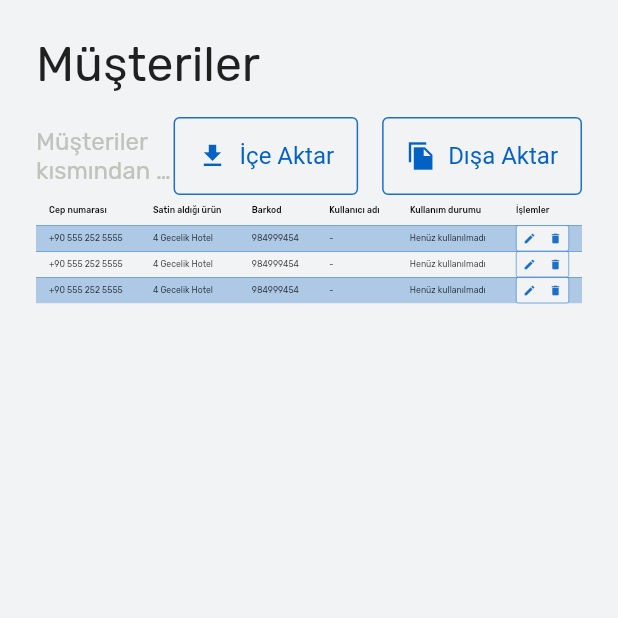
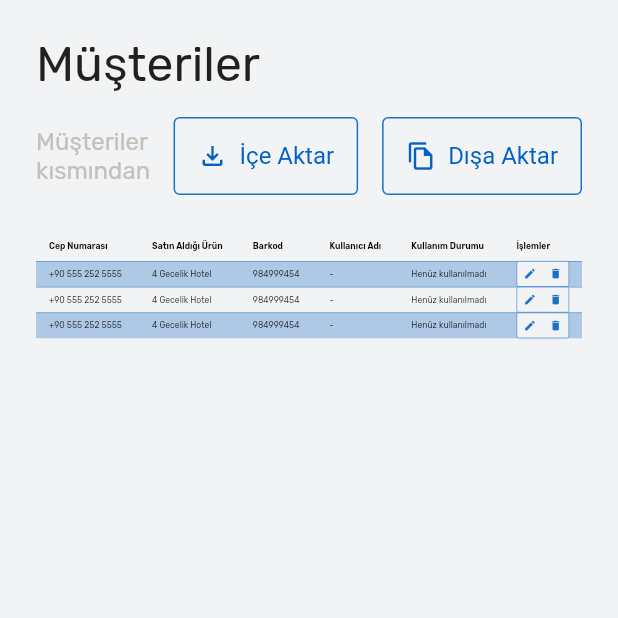
Before and after one commit to korayv/go_project, a Flutter app: the CustomersScreen screen opened directly, on a phone screen of 412 x 824 dp, the top half of it. Run offline on Flutter 3.47's test engine with Material 2 defaults, Android fonts, the light colour scheme and no system bars; missing offline and left inert: autocomplete_textfield, bitsdojo_window, dart:ffi; network calls fail.

Commit message:
basic styles added

```diff
--- a/lib/design/app_theme_data.dart
+++ b/lib/design/app_theme_data.dart
@@ -9,13 +9,13 @@
         colorScheme: const ColorScheme(
           brightness: Brightness.light,
           primary: AppColors.primary,
-          onPrimary: AppColors.primary90,
+          onPrimary: AppColors.white,
           secondary: AppColors.secondary,
-          onSecondary: AppColors.secondary90,
+          onSecondary: AppColors.white,
           error: AppColors.warning,
-          onError: Colors.indigo,
-          background: Colors.amber,
-          onBackground: Colors.teal,
+          onError: AppColors.danger,
+          background: AppColors.darkGrey,
+          onBackground: AppColors.blackText,
           surface: Colors.cyan,
           onSurface: AppColors.primary80,
         ),
@@ -30,14 +30,20 @@
         appBarTheme: AppBarTheme(
           elevation: 1,
           shadowColor: const Color(0xffE4E3E3).withOpacity(0.25),
-          color: AppColors.secondary,
+          color: AppColors.primary,
           titleTextStyle: const TextStyle(
-            color: AppColors.blackText,
+            color: AppColors.white,
             fontSize: 20,
             fontWeight: FontWeight.w600,
             letterSpacing: 0.4,
           ),
-          iconTheme: const IconThemeData(color: AppColors.blackText),
+          toolbarTextStyle: const TextStyle(
+            color: AppColors.white,
+            fontSize: 20,
+            fontWeight: FontWeight.w600,
+            letterSpacing: 0.4,
+          ),
+          iconTheme: const IconThemeData(color: AppColors.white),
           titleSpacing: 16,
         ),
         elevatedButtonTheme: ElevatedButtonThemeData(
--- a/lib/views/contents/Customers.dart
+++ b/lib/views/contents/Customers.dart
@@ -34,6 +34,7 @@
       'status': 'Henüz kullanılmadı',
     },
   ];
+
   @override
   Widget build(BuildContext context) {
     return Scaffold(
@@ -43,9 +44,15 @@
           Column(
             crossAxisAlignment: CrossAxisAlignment.start,
             children: [
-              const Text(
+              Row(
+                mainAxisAlignment: MainAxisAlignment.start,
+                crossAxisAlignment: CrossAxisAlignment.center,
+                children: const [
+                  Text(
                     "Müşteriler",
-                style: TextStyle(fontFamily: "Rubik", fontSize: 32),
+                    style: TextStyle(fontSize: 32),
+                  ),
+                ],
               ),
               const SizedBox(height: 16),
               Row(
@@ -53,34 +60,37 @@
                 children: [
                   const Flexible(
                     child: Text(
-                      "Müşteriler kısmından ürünü  satın alanların raporunu oluşturabilirsiniz. Ayrıca müşterilere ait bilgileri düzenleyebilir ve elle müdahale sağlayabilirsiniz.",
+                      "Müşteriler kısmından ürünü  satın alanların raporunu oluşturabilirsiniz. Ayrıca  \nmüşterilere ait bilgileri düzenleyebilir ve elle müdahale sağlayabilirsiniz.",
                       style: TextStyle(
-                          fontFamily: "Rubik",
                         fontSize: 16,
-                          color: AppColors.gray),
-                      softWrap: false,
+                        color: AppColors.gray,
+                      ),
+                      // softWrap: false,
                       maxLines: 2,
-                      overflow: TextOverflow.ellipsis,
+                      // overflow: TextOverflow.ellipsis,
                     ),
                   ),
+                  Row(
+                    children: [
                       OutlinedButton.icon(
                         onPressed: () => {},
-                    icon: const Icon(Icons.file_download, size: 20),
+                        icon: const Icon(Icons.file_download_outlined, size: 20),
                         label: const Text("İçe Aktar"),
                       ),
                       const SizedBox(width: 16),
                       OutlinedButton.icon(
                         onPressed: () => {},
-                    icon: const Icon(Icons.file_copy_sharp, size: 20),
+                        icon: const Icon(Icons.file_copy_outlined, size: 20),
                         label: const Text("Dışa Aktar"),
                       ),
                     ],
                   ),
                 ],
               ),
-          FittedBox(
-            child: _createDataTable(),
+            ],
           ),
+          const SizedBox(height: 24),
+          FittedBox(child: _createDataTable()),
         ],
       ),
     );
@@ -94,12 +104,60 @@
 
   List<DataColumn> _createColumns() {
     return [
-      const DataColumn(label: Text('Cep numarası', style: TextStyle(fontFamily: "Rubik",fontSize: 16),)),
-      const DataColumn(label: Text('Satin aldığı ürün', style: TextStyle(fontFamily: "Rubik",fontSize: 16),)),
-      const DataColumn(label: Text('Barkod', style: TextStyle(fontFamily: "Rubik",fontSize: 16),)),
-      const DataColumn(label: Text('Kullanıcı adı', style: TextStyle(fontFamily: "Rubik",fontSize: 16),)),
-      const DataColumn(label: Text('Kullanım durumu', style: TextStyle(fontFamily: "Rubik",fontSize: 16),)),
-      const DataColumn(label: Text('İşlemler', style: TextStyle(fontFamily: "Rubik",fontSize: 16),)),
+      const DataColumn(
+        label: Text(
+          'Cep Numarası',
+          style: TextStyle(
+            fontSize: 16,
+            fontWeight: FontWeight.w600,
+          ),
+        ),
+      ),
+      const DataColumn(
+        label: Text(
+          'Satın Aldığı Ürün',
+          style: TextStyle(
+            fontSize: 16,
+            fontWeight: FontWeight.w600,
+          ),
+        ),
+      ),
+      const DataColumn(
+        label: Text(
+          'Barkod',
+          style: TextStyle(
+            fontSize: 16,
+            fontWeight: FontWeight.w600,
+          ),
+        ),
+      ),
+      const DataColumn(
+        label: Text(
+          'Kullanıcı Adı',
+          style: TextStyle(
+            fontSize: 16,
+            fontWeight: FontWeight.w600,
+          ),
+        ),
+      ),
+      const DataColumn(
+        label: Text(
+          'Kullanım Durumu',
+          style: TextStyle(
+            fontSize: 16,
+            fontWeight: FontWeight.w600,
+          ),
+        ),
+      ),
+      const DataColumn(
+        label: Text(
+          'İşlemler',
+          style: TextStyle(
+            fontSize: 16,
+            fontWeight: FontWeight.w600,
+          ),
+        ),
+      ),
     ];
   }
 
```
Also changed, not shown: lib/views/contents/Brands.dart (+75 -17 lines), lib/views/contents/Dashboard.dart (+11 -27 lines), lib/views/contents/Products.dart (+59 -34 lines), lib/views/contents/SalesChannels.dart (+85 -19 lines), pubspec.lock. Lines whose indentation alone changed are shown as unchanged.
